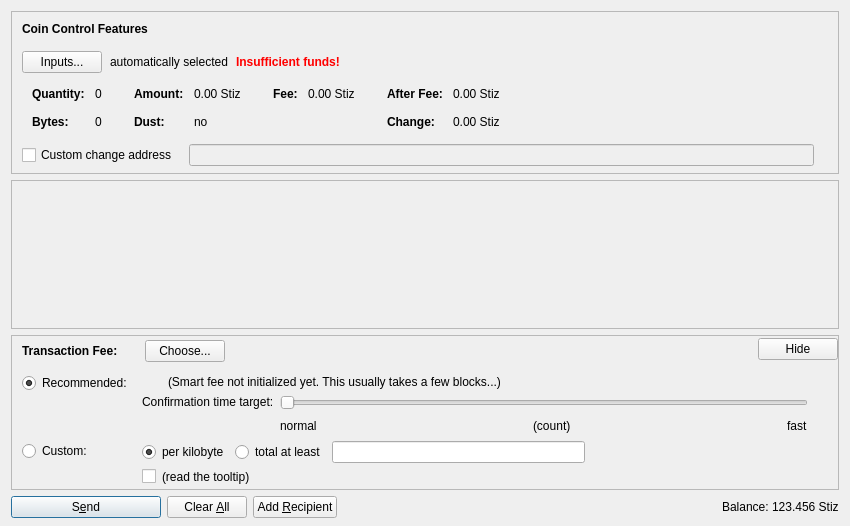
The window that src/qt/forms/sendcoinsdialog.ui (minblock/majesteescoin) describes before a commit, drawn with Qt 5.
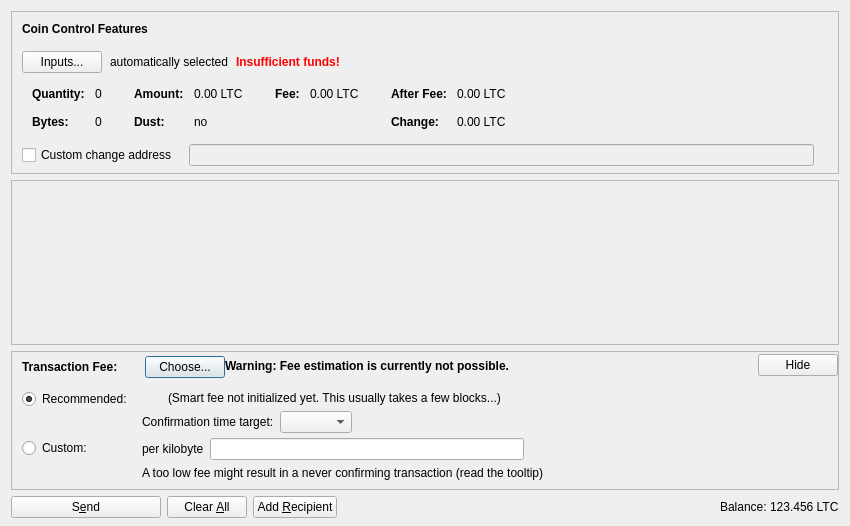
The same window after the commit. Icons and pictures are not drawn. Custom widgets are drawn as their Qt base class.

```diff
--- a/src/qt/forms/sendcoinsdialog.ui
+++ b/src/qt/forms/sendcoinsdialog.ui
@@ -324,7 +324,7 @@
                   <enum>Qt::ActionsContextMenu</enum>
                  </property>
                  <property name="text">
-                  <string notr="true">0.00 Stiz</string>
+                  <string notr="true">0.00 LTC</string>
                  </property>
                  <property name="textInteractionFlags">
                   <set>Qt::LinksAccessibleByMouse|Qt::TextSelectableByKeyboard|Qt::TextSelectableByMouse</set>
@@ -404,7 +404,7 @@
                   <enum>Qt::ActionsContextMenu</enum>
                  </property>
                  <property name="text">
-                  <string notr="true">0.00 Stiz</string>
+                  <string notr="true">0.00 LTC</string>
                  </property>
                  <property name="textInteractionFlags">
                   <set>Qt::LinksAccessibleByMouse|Qt::TextSelectableByKeyboard|Qt::TextSelectableByMouse</set>
@@ -455,7 +455,7 @@
                   <enum>Qt::ActionsContextMenu</enum>
                  </property>
                  <property name="text">
-                  <string notr="true">0.00 Stiz</string>
+                  <string notr="true">0.00 LTC</string>
                  </property>
                  <property name="textInteractionFlags">
                   <set>Qt::LinksAccessibleByMouse|Qt::TextSelectableByKeyboard|Qt::TextSelectableByMouse</set>
@@ -484,7 +484,7 @@
                   <enum>Qt::ActionsContextMenu</enum>
                  </property>
                  <property name="text">
-                  <string notr="true">0.00 Stiz</string>
+                  <string notr="true">0.00 LTC</string>
                  </property>
                  <property name="textInteractionFlags">
                   <set>Qt::LinksAccessibleByMouse|Qt::TextSelectableByKeyboard|Qt::TextSelectableByMouse</set>
@@ -759,11 +759,33 @@
             </item>
            </layout>
           </item>
+          <item>
+           <widget class="QLabel" name="fallbackFeeWarningLabel">
+            <property name="toolTip">
+             <string>Using the fallbackfee can result in sending a transaction that will take several hours or days (or never) to confirm. Consider choosing your fee manually or wait until you have validated the complete chain.</string>
+            </property>
+            <property name="font">
+            <font>
+                <weight>75</weight>
+                <bold>true</bold>
+            </font>
+            </property>
+            <property name="text">
+             <string>Warning: Fee estimation is currently not possible.</string>
+            </property>
+            <property name="wordWrap">
+             <bool>false</bool>
+            </property>
+           </widget>
+          </item>
           <item>
            <spacer name="horizontalSpacer_4">
             <property name="orientation">
              <enum>Qt::Horizontal</enum>
             </property>
+            <property name="sizeType">
+             <enum>QSizePolicy::MinimumExpanding</enum>
+            </property>
             <property name="sizeHint" stdset="0">
              <size>
               <width>40</width>
@@ -824,32 +846,13 @@
                <item>
                 <layout class="QHBoxLayout" name="horizontalLayoutFee13">
                  <item>
-                  <widget class="QRadioButton" name="radioCustomPerKilobyte">
+                  <widget class="QLabel" name="labelCustomPerKilobyte">
                    <property name="toolTip">
                     <string>If the custom fee is set to 1000 satoshis and the transaction is only 250 bytes, then &quot;per kilobyte&quot; only pays 250 satoshis in fee, while &quot;total at least&quot; pays 1000 satoshis. For transactions bigger than a kilobyte both pay by kilobyte.</string>
                    </property>
                    <property name="text">
                     <string>per kilobyte</string>
                    </property>
-                   <property name="checked">
-                    <bool>true</bool>
-                   </property>
-                   <attribute name="buttonGroup">
-                    <string notr="true">groupCustomFee</string>
-                   </attribute>
-                  </widget>
-                 </item>
-                 <item>
-                  <widget class="QRadioButton" name="radioCustomAtLeast">
-                   <property name="toolTip">
-                    <string>If the custom fee is set to 1000 satoshis and the transaction is only 250 bytes, then &quot;per kilobyte&quot; only pays 250 satoshis in fee, while &quot;total at least&quot; pays 1000 satoshis. For transactions bigger than a kilobyte both pay by kilobyte.</string>
-                   </property>
-                   <property name="text">
-                    <string>total at least</string>
-                   </property>
-                   <attribute name="buttonGroup">
-                    <string notr="true">groupCustomFee</string>
-                   </attribute>
                   </widget>
                  </item>
                  <item>
@@ -873,17 +876,7 @@
                <item>
                 <layout class="QHBoxLayout" name="horizontalLayoutFee8">
                  <item>
-                  <widget class="QCheckBox" name="checkBoxMinimumFee">
-                   <property name="toolTip">
-                    <string>Paying only the minimum fee is just fine as long as there is less transaction volume than space in the blocks. But be aware that this can end up in a never confirming transaction once there is more demand for majestee transactions than the network can process.</string>
-                   </property>
-                   <property name="text">
-                    <string/>
-                   </property>
-                  </widget>
-                 </item>
-                 <item>
-                  <widget class="QLabel" name="labelMinFeeWarning">
+                  <widget class="QLabel" name="labelCustomFeeWarning">
                    <property name="enabled">
                     <bool>true</bool>
                    </property>
@@ -891,10 +884,7 @@
                     <string>Paying only the minimum fee is just fine as long as there is less transaction volume than space in the blocks. But be aware that this can end up in a never confirming transaction once there is more demand for majestee transactions than the network can process.</string>
                    </property>
                    <property name="text">
-                    <string>(read the tooltip)</string>
-                   </property>
-                   <property name="margin">
-                    <number>5</number>
+                    <string>A too low fee might result in a never confirming transaction (read the tooltip)</string>
                    </property>
                   </widget>
                  </item>
@@ -987,9 +977,6 @@
                    <property name="text">
                     <string/>
                    </property>
-                   <property name="margin">
-                    <number>2</number>
-                   </property>
                   </widget>
                  </item>
                  <item>
@@ -1004,9 +991,6 @@
                    <property name="text">
                     <string>(Smart fee not initialized yet. This usually takes a few blocks...)</string>
                    </property>
-                   <property name="margin">
-                    <number>2</number>
-                   </property>
                   </widget>
                  </item>
                  <item>
@@ -1033,24 +1017,8 @@
                      <property name="text">
                       <string>Confirmation time target:</string>
                      </property>
-                     <property name="margin">
-                      <number>2</number>
-                     </property>
                     </widget>
                    </item>
-                   <item>
-                    <spacer name="verticalSpacer_3">
-                     <property name="orientation">
-                      <enum>Qt::Vertical</enum>
-                     </property>
-                     <property name="sizeHint" stdset="0">
-                      <size>
-                       <width>1</width>
-                       <height>1</height>
-                      </size>
-                     </property>
-                    </spacer>
-                   </item>
                   </layout>
                  </item>
                  <item>
@@ -1059,44 +1027,15 @@
                     <number>30</number>
                    </property>
                    <item>
-                    <widget class="QSlider" name="sliderSmartFee">
-                     <property name="minimum">
+                    <layout class="QHBoxLayout" name="horizontalLayoutConfTarget">
+                     <property name="bottomMargin">
                       <number>0</number>
                      </property>
-                     <property name="maximum">
-                      <number>23</number>
-                     </property>
-                     <property name="pageStep">
-                      <number>1</number>
-                     </property>
-                     <property name="value">
-                      <number>0</number>
-                     </property>
-                     <property name="orientation">
-                      <enum>Qt::Horizontal</enum>
-                     </property>
-                     <property name="invertedAppearance">
-                      <bool>false</bool>
-                     </property>
-                     <property name="invertedControls">
-                      <bool>false</bool>
-                     </property>
-                     <property name="tickPosition">
-                      <enum>QSlider::NoTicks</enum>
-                     </property>
-                    </widget>
-                   </item>
-                   <item>
-                    <layout class="QHBoxLayout" name="horizontalLayoutFee10">
                      <item>
-                      <widget class="QLabel" name="labelSmartFeeNormal">
-                       <property name="text">
-                        <string>normal</string>
-                       </property>
-                      </widget>
+                      <widget class="QComboBox" name="confTargetSelector"/>
                      </item>
                      <item>
-                      <spacer name="horizontalSpacer_7">
+                      <spacer name="horizontalSpacerConfTarget">
                        <property name="orientation">
                         <enum>Qt::Horizontal</enum>
                        </property>
@@ -1108,33 +1047,6 @@
                        </property>
                       </spacer>
                      </item>
-                     <item>
-                      <widget class="QLabel" name="confirmationTargetLabel">
-                       <property name="text">
-                        <string notr="true">(count)</string>
-                       </property>
-                      </widget>
-                     </item>
-                     <item>
-                      <spacer name="horizontalSpacer_3">
-                       <property name="orientation">
-                        <enum>Qt::Horizontal</enum>
-                       </property>
-                       <property name="sizeHint" stdset="0">
-                        <size>
-                         <width>40</width>
-                         <height>20</height>
-                        </size>
-                       </property>
-                      </spacer>
-                     </item>
-                     <item>
-                      <widget class="QLabel" name="labelSmartFeeFast">
-                       <property name="text">
-                        <string>fast</string>
-                       </property>
-                      </widget>
-                     </item>
                     </layout>
                    </item>
                   </layout>
@@ -1168,8 +1080,8 @@
           </property>
           <property name="sizeHint" stdset="0">
            <size>
-            <width>800</width>
-            <height>1</height>
+            <width>40</width>
+            <height>5</height>
            </size>
           </property>
          </spacer>
@@ -1203,7 +1115,7 @@
         <bool>false</bool>
        </property>
        <property name="default">
-        <bool>true</bool>
+        <bool>false</bool>
        </property>
       </widget>
      </item>
@@ -1290,7 +1202,7 @@
           <cursorShape>IBeamCursor</cursorShape>
          </property>
          <property name="text">
-          <string notr="true">123.456 Stiz</string>
+          <string notr="true">123.456 LTC</string>
          </property>
          <property name="textInteractionFlags">
           <set>Qt::LinksAccessibleByMouse|Qt::TextSelectableByKeyboard|Qt::TextSelectableByMouse</set>
```
Left out of the diff: 11 changed lines with no effect on the pictures.
